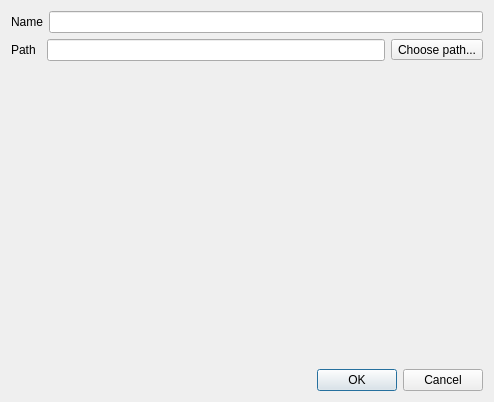
First picture: the form in sub3suite/src/Dialogs/ProjectConfigDialog.ui, repository 3nock/OTE, before the edit.
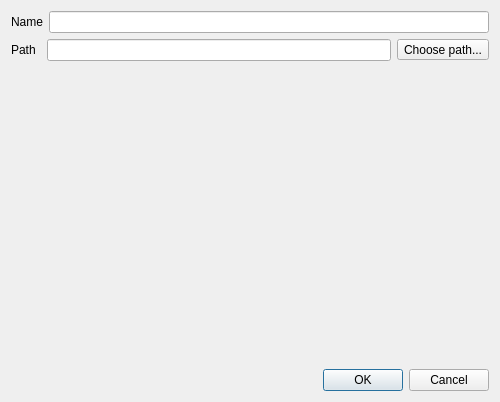
Second picture: the form after the edit. Icons and pictures are not drawn.

Patch:
```diff
--- a/sub3suite/src/Dialogs/ProjectConfigDialog.ui
+++ b/sub3suite/src/Dialogs/ProjectConfigDialog.ui
@@ -6,7 +6,7 @@
    <rect>
     <x>0</x>
     <y>0</y>
-    <width>494</width>
+    <width>500</width>
     <height>402</height>
    </rect>
   </property>
```
